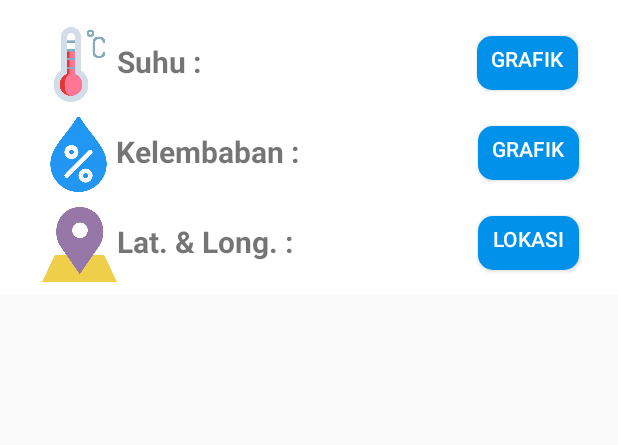
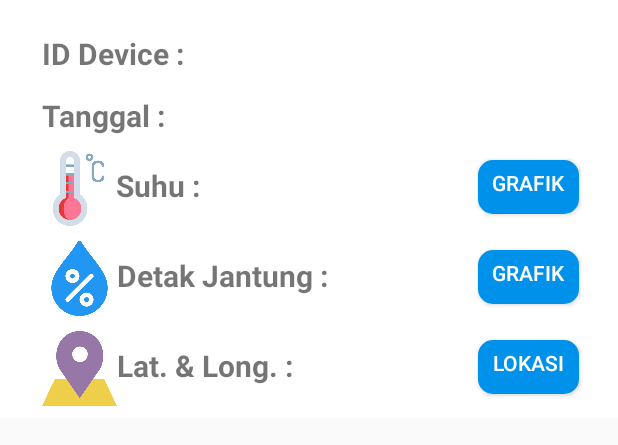
Before and after one commit to rizkyghofur/MonitorHewan, an Android app: the layout view_design.xml on its own in the app's theme, with its tools: preview values and no code run, on a phone screen of 412 x 824 dp. Shown: the top 445 px of the screen. Run offline under Robolectric (Android 15) with nearby library versions, the phone set to English and light mode, and no system bars.

Commit message:
Perubahan pada activity Detak Jantung di mana activity Kelembapan tidak dibutuhkan

```diff
--- a/app/src/main/res/layout/view_design.xml
+++ b/app/src/main/res/layout/view_design.xml
@@ -24,6 +24,44 @@
             android:layout_marginTop="10dp"
             android:orientation="horizontal">
 
+            <TextView
+                android:id="@+id/iddev"
+                android:layout_width="111dp"
+                android:layout_height="wrap_content"
+                android:layout_marginTop="4dp"
+                android:layout_marginRight="250dp"
+                android:text="ID Device : "
+                android:textSize="20sp"
+                android:textStyle="bold" />
+
+        </LinearLayout>
+
+        <LinearLayout
+            android:layout_width="wrap_content"
+            android:layout_height="wrap_content"
+            android:layout_gravity="center_horizontal"
+            android:layout_marginTop="10dp"
+            android:orientation="horizontal">
+
+        <TextView
+            android:id="@+id/tgl"
+            android:layout_width="111dp"
+            android:layout_height="wrap_content"
+            android:layout_marginTop="4dp"
+            android:layout_marginRight="250dp"
+            android:text="Tanggal : "
+            android:textSize="20sp"
+            android:textStyle="bold" />
+
+        </LinearLayout>
+
+        <LinearLayout
+            android:layout_width="wrap_content"
+            android:layout_height="wrap_content"
+            android:layout_gravity="center_horizontal"
+            android:layout_marginTop="10dp"
+            android:orientation="horizontal">
+
             <ImageView
                 android:id="@+id/termo"
                 android:layout_width="50dp"
@@ -35,7 +73,7 @@
                 android:layout_width="match_parent"
                 android:layout_height="wrap_content"
                 android:layout_marginTop="4dp"
-                android:layout_marginRight="180dp"
+                android:layout_marginRight="181dp"
                 android:text="Suhu :"
                 android:textSize="20sp"
                 android:textStyle="bold" />
@@ -69,8 +107,8 @@
                 android:layout_width="match_parent"
                 android:layout_height="wrap_content"
                 android:layout_marginTop="4dp"
-                android:layout_marginRight="115dp"
-                android:text="Kelembaban :"
+                android:layout_marginRight="96dp"
+                android:text="Detak Jantung :"
                 android:textSize="20sp"
                 android:textStyle="bold" />
 
```
Also changed, not shown: app/src/main/AndroidManifest.xml (+4 -11 lines), app/src/main/java/com/rizkyghofur/monitorhewan/DetakJantung.java (added, +14 -0 lines), app/src/main/res/layout/activity_detak_jantung.xml (added, +9 -0 lines).
